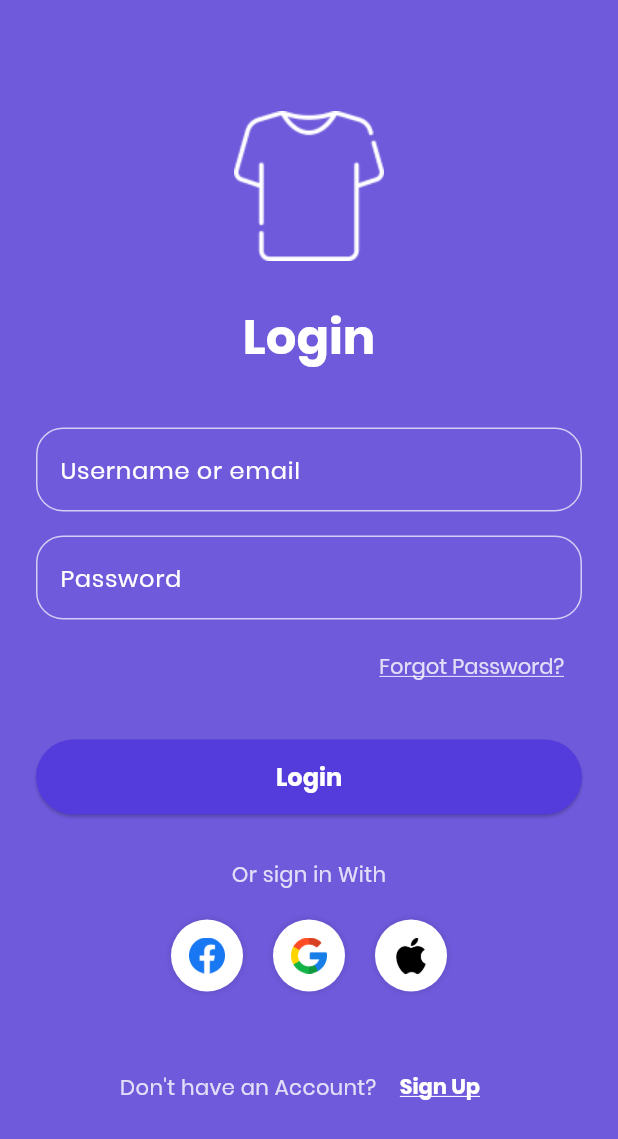
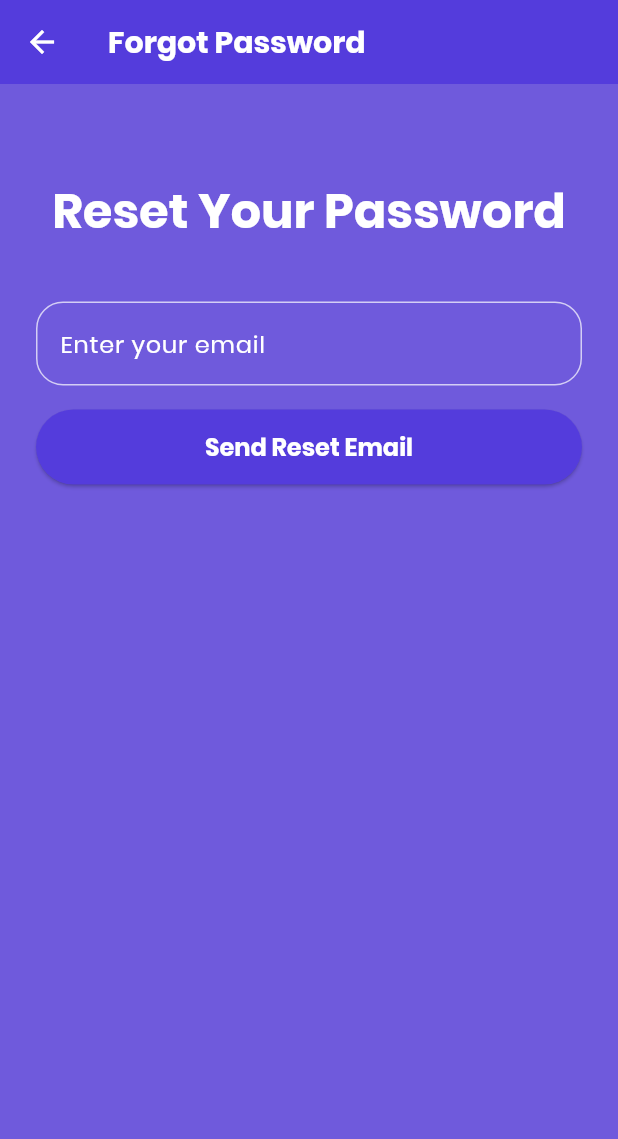
Before and after one commit to Theodore-Ross-18/Laundry-Scout, a Flutter app: the screen it shows after launch, after a tap on "Forgot Password?", on a phone screen of 412 x 824 dp. Shown: the top 1139 px of the screen. Run offline on Flutter 3.47's test engine with Material 3 defaults, Android fonts, the phone set to English and light mode, and no system bars; our stand-ins replace flutter_dotenv, supabase_flutter; accounts and stored records are empty.

Commit message:
OH NO I FORGOT

```diff
--- /dev/null
+++ b/laundry_scout/lib/screens/auth/forgotpassverify_screen.dart
@@ -0,0 +1,259 @@
+import 'package:flutter/material.dart';
+import 'package:supabase_flutter/supabase_flutter.dart';
+import 'resetpass_screen.dart'; // Import the reset password screen
+
+class ForgotPasswordVerifyScreen extends StatefulWidget {
+  const ForgotPasswordVerifyScreen({super.key});
+
+  @override
+  _ForgotPasswordVerifyScreenState createState() => _ForgotPasswordVerifyScreenState();
+}
+
+class _ForgotPasswordVerifyScreenState extends State<ForgotPasswordVerifyScreen> {
+  final _emailController = TextEditingController();
+  final _otpController = TextEditingController();
+  bool _isLoading = false;
+  bool _otpSent = false;
+  String? _resetToken; // To store the token received after verification
+
+  Future<void> _sendResetEmail() async {
+    if (_emailController.text.isEmpty) {
+      if (mounted) {
+        ScaffoldMessenger.of(context).showSnackBar(
+          const SnackBar(content: Text('Please enter your email')),
+        );
+      }
+      return;
+    }
+
+    setState(() {
+      _isLoading = true;
+    });
+
+    try {
+      // Supabase sends the OTP to the user's email
+      await Supabase.instance.client.auth.resetPasswordForEmail(
+        _emailController.text.trim(),
+        // You can optionally provide a redirect URL here if needed
+        // redirectTo: 'com.yourapp.laundryscout://reset-password',
+      );
+
+      if (mounted) {
+        ScaffoldMessenger.of(context).showSnackBar(
+          const SnackBar(content: Text('Password reset email sent. Check your inbox for the OTP.')),
+        );
+        setState(() {
+          _otpSent = true;
+        });
+      }
+    } on AuthException catch (error) {
+      if (mounted) {
+        ScaffoldMessenger.of(context).showSnackBar(
+          SnackBar(content: Text(error.message)),
+        );
+      }
+    } catch (error) {
+      if (mounted) {
+        ScaffoldMessenger.of(context).showSnackBar(
+          SnackBar(content: Text('An unexpected error occurred: ${error.toString()}')),
+        );
+      }
+    } finally {
+      if (mounted) {
+        setState(() {
+          _isLoading = false;
+        });
+      }
+    }
+  }
+
+  Future<void> _verifyOtp() async {
+     if (_emailController.text.isEmpty || _otpController.text.isEmpty) {
+      if (mounted) {
+        ScaffoldMessenger.of(context).showSnackBar(
+          const SnackBar(content: Text('Please enter your email and OTP')),
+        );
+      }
+      return;
+    }
+
+    setState(() {
+      _isLoading = true;
+    });
+
+    try {
+      // Use verifyOTP with type OtpType.recovery for password reset tokens.
+      // This assumes the token sent in the email body is intended for this method.
+      final response = await Supabase.instance.client.auth.verifyOTP(
+        email: _emailController.text.trim(),
+        token: _otpController.text.trim(),
+        type: OtpType.recovery, // Use 'recovery' type for password reset
+      );
+
+      // Check if the verification was successful and a session is returned.
+      // A successful verification should establish a temporary session allowing the password update.
+      if (response.session != null) {
+         // Verification successful. Navigate to reset password screen.
+         // The session established by verifyOTP should authorize the updateUser call
+         // on the next screen. We don't strictly need to pass the token here
+         // if the next screen relies on the current authenticated session.
+         // However, your ResetPasswordScreen expects a token, so we'll pass the entered one.
+         _resetToken = _otpController.text.trim(); // Pass the entered token
+
+         if (mounted) {
+            ScaffoldMessenger.of(context).showSnackBar(
+              const SnackBar(content: Text('Verification successful. Proceeding to reset password.')),
+            );
+            Navigator.push(
+              context,
+              MaterialPageRoute(
+                builder: (context) => ResetPasswordScreen(resetToken: _resetToken!),
+              ),
+            );
+         }
+      } else {
+         // Verification failed - session is null
+         if (mounted) {
+            ScaffoldMessenger.of(context).showSnackBar(
+              const SnackBar(content: Text('Invalid OTP/Token or verification failed.')),
+            );
+         }
+      }
+
+    } on AuthException catch (error) {
+      if (mounted) {
+        ScaffoldMessenger.of(context).showSnackBar(
+          SnackBar(content: Text(error.message)),
+        );
+      }
+    } catch (error) {
+      if (mounted) {
+        ScaffoldMessenger.of(context).showSnackBar(
+          SnackBar(content: Text('An unexpected error occurred: ${error.toString()}')),
+        );
+      }
+    } finally {
+      if (mounted) {
+        setState(() {
+          _isLoading = false;
+        });
+      }
+    }
+  }
+
+
+  @override
+  Widget build(BuildContext context) {
+    final textTheme = Theme.of(context).textTheme;
+
+    return Scaffold(
+      appBar: AppBar(
+        title: const Text('Forgot Password'),
+        backgroundColor: const Color(0xFF543CDC), // Match theme
+      ),
+      body: SafeArea(
+        child: SingleChildScrollView(
+          child: Padding(
+            padding: const EdgeInsets.all(24.0),
+            child: Column(
+              mainAxisAlignment: MainAxisAlignment.center,
+              crossAxisAlignment: CrossAxisAlignment.stretch,
+              children: [
+                const SizedBox(height: 40),
+                 Text(
+                  'Reset Your Password',
+                  textAlign: TextAlign.center,
+                  style: textTheme.headlineMedium?.copyWith(
+                    fontWeight: FontWeight.bold,
+                    fontSize: 32,
+                    color: Colors.white,
+                  ),
+                ),
+                const SizedBox(height: 40),
+                TextFormField(
+                  controller: _emailController,
+                  decoration: const InputDecoration(
+                    labelText: 'Enter your email',
+                     border: OutlineInputBorder(
+                      borderRadius: BorderRadius.all(Radius.circular(18.0)),
+                      borderSide: BorderSide(color: Color(0xFFFFFFFF)),
+                    ),
+                    enabledBorder: OutlineInputBorder(
+                      borderRadius: BorderRadius.all(Radius.circular(18.0)),
+                      borderSide: BorderSide(color: Colors.white70),
+                    ),
+                    focusedBorder: OutlineInputBorder(
+                      borderRadius: BorderRadius.all(Radius.circular(18.0)),
+                      borderSide: BorderSide(color: Color(0xFFFFFFFF)),
+                    ),
+                  ),
+                  keyboardType: TextInputType.emailAddress,
+                  style: textTheme.bodyLarge,
+                ),
+                const SizedBox(height: 16),
+                ElevatedButton(
+                  onPressed: _isLoading ? null : _sendResetEmail,
+                   style: ElevatedButton.styleFrom(
+                    backgroundColor: const Color(0xFF543CDC),
+                    foregroundColor: Colors.white,
+                    minimumSize: const Size(double.infinity, 50),
+                    textStyle: const TextStyle(fontFamily: 'Poppins', fontWeight: FontWeight.bold, fontSize: 16),
+                  ),
+                  child: _isLoading
+                      ? const SizedBox(
+                          height: 20,
+                          width: 20,
+                          child: CircularProgressIndicator(strokeWidth: 2, color: Colors.white),
+                        )
+                      : const Text('Send Reset Email'),
+                ),
+                if (_otpSent) ...[
+                  const SizedBox(height: 30),
+                  TextFormField(
+                    controller: _otpController,
+                    decoration: const InputDecoration(
+                      labelText: 'Enter the OTP/Token from email',
+                       border: OutlineInputBorder(
+                        borderRadius: BorderRadius.all(Radius.circular(18.0)),
+                        borderSide: BorderSide(color: Color(0xFFFFFFFF)),
+                      ),
+                      enabledBorder: OutlineInputBorder(
+                        borderRadius: BorderRadius.all(Radius.circular(18.0)),
+                        borderSide: BorderSide(color: Colors.white70),
+                      ),
+                      focusedBorder: OutlineInputBorder(
+                        borderRadius: BorderRadius.all(Radius.circular(18.0)),
+                        borderSide: BorderSide(color: Color(0xFFFFFFFF)),
+                      ),
+                    ),
+                    keyboardType: TextInputType.number, // Assuming OTP is numeric
+                    style: textTheme.bodyLarge,
+                  ),
+                  const SizedBox(height: 16),
+                   ElevatedButton(
+                    onPressed: _isLoading ? null : _verifyOtp,
+                     style: ElevatedButton.styleFrom(
+                      backgroundColor: const Color(0xFF543CDC),
+                      foregroundColor: Colors.white,
+                      minimumSize: const Size(double.infinity, 50),
+                      textStyle: const TextStyle(fontFamily: 'Poppins', fontWeight: FontWeight.bold, fontSize: 16),
+                    ),
+                    child: _isLoading
+                        ? const SizedBox(
+                            height: 20,
+                            width: 20,
+                            child: CircularProgressIndicator(strokeWidth: 2, color: Colors.white),
+                          )
+                        : const Text('Verify OTP/Token'),
+                  ),
+                ],
+                // The button to navigate to ResetPasswordScreen will appear
+                // after successful verification within the _verifyOtp method.
+              ],
+            ),
+          ),
+        ),
+      ),
+    );
+  }
+}
--- a/laundry_scout/lib/screens/auth/login_screen.dart
+++ b/laundry_scout/lib/screens/auth/login_screen.dart
@@ -4,6 +4,7 @@ import 'signup_screen.dart';
 import '../home/home_screen.dart';
 // Consider importing a package for social icons like font_awesome_flutter
 // import 'package:font_awesome_flutter/font_awesome_flutter.dart';
+import 'forgotpassverify_screen.dart'; // Import the new screen
 
 class LoginScreen extends StatefulWidget {
   const LoginScreen({super.key});
@@ -196,6 +197,11 @@ class _LoginScreenState extends State<LoginScreen> {
                     child: TextButton(
                       onPressed: () {
                         // TODO: Implement Forgot Password
+                        // Navigate to the ForgotPasswordVerifyScreen
+                        Navigator.push(
+                          context,
+                          MaterialPageRoute(builder: (context) => const ForgotPasswordVerifyScreen()),
+                        );
                       },
                       child: Text(
                         'Forgot Password?',
```
Also changed, not shown: laundry_scout/lib/screens/auth/resetpass_screen.dart (added, +204 -0 lines).
